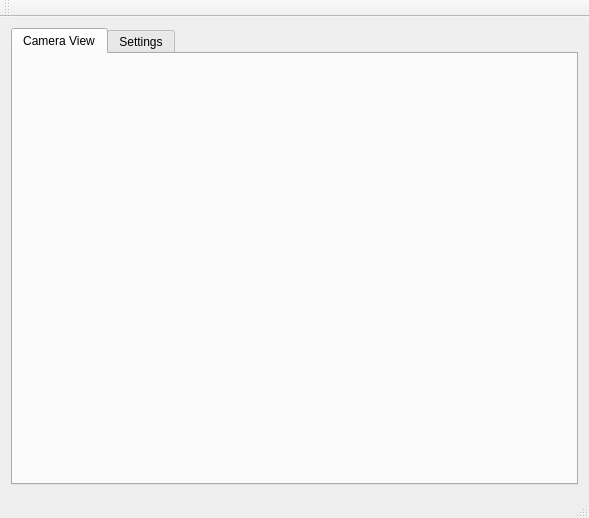
Qt form Base_Station_QT_Workspace/Base_Station/mainwindow.ui (simonbeaudoin0935/Design3) before a commit.
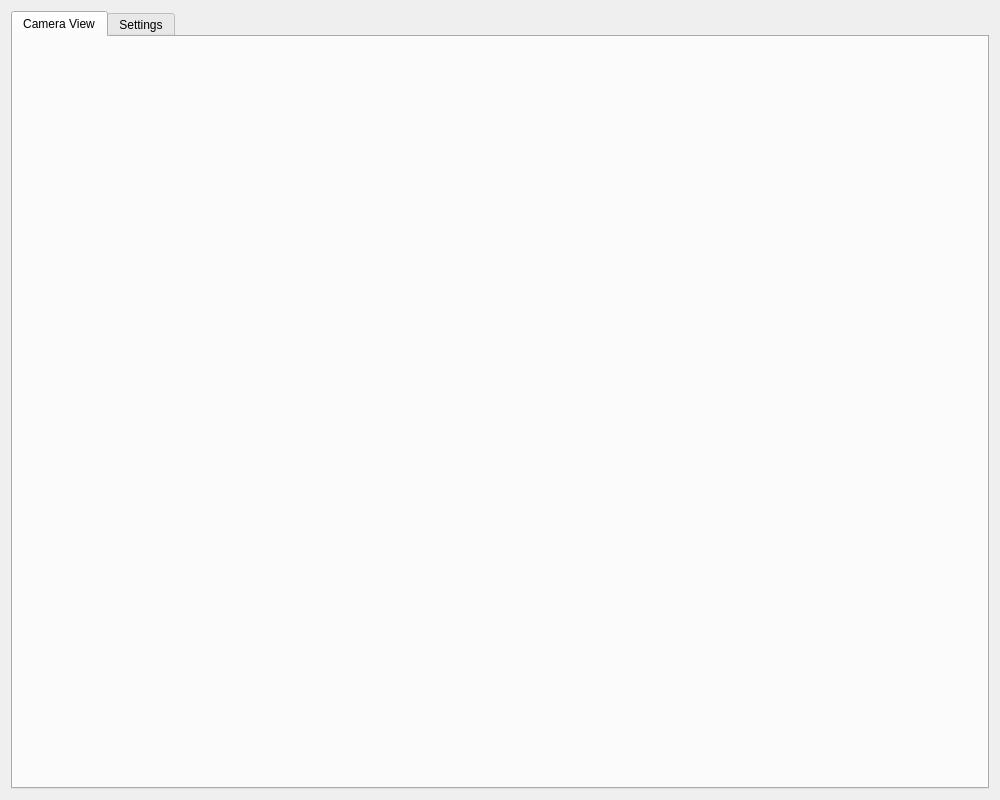
The same form after that commit. The open tabs and pages were chosen to show the change. Custom widgets are drawn as their Qt base class.

The edit to the form file:
```diff
--- a/Base_Station_QT_Workspace/Base_Station/mainwindow.ui
+++ b/Base_Station_QT_Workspace/Base_Station/mainwindow.ui
@@ -6,17 +6,32 @@
    <rect>
     <x>0</x>
     <y>0</y>
-    <width>589</width>
-    <height>518</height>
+    <width>1000</width>
+    <height>800</height>
    </rect>
   </property>
+  <property name="minimumSize">
+   <size>
+    <width>800</width>
+    <height>600</height>
+   </size>
+  </property>
   <property name="windowTitle">
    <string>MainWindow</string>
   </property>
   <widget class="QWidget" name="centralWidget">
-   <layout class="QHBoxLayout" name="horizontalLayout">
-    <item>
+   <layout class="QGridLayout" name="gridLayout_3">
+    <item row="0" column="0">
      <widget class="QTabWidget" name="tabWidget_2">
+      <property name="enabled">
+       <bool>true</bool>
+      </property>
+      <property name="minimumSize">
+       <size>
+        <width>800</width>
+        <height>600</height>
+       </size>
+      </property>
       <property name="currentIndex">
        <number>0</number>
       </property>
@@ -27,10 +42,10 @@
        <widget class="QCameraViewfinder" name="widget_camera_viewFinder" native="true">
         <property name="geometry">
          <rect>
-          <x>9</x>
-          <y>9</y>
-          <width>401</width>
-          <height>231</height>
+          <x>80</x>
+          <y>60</y>
+          <width>800</width>
+          <height>600</height>
          </rect>
         </property>
        </widget>
@@ -658,25 +673,6 @@
     </item>
    </layout>
   </widget>
-  <widget class="QMenuBar" name="menuBar">
-   <property name="geometry">
-    <rect>
-     <x>0</x>
-     <y>0</y>
-     <width>589</width>
-     <height>22</height>
-    </rect>
-   </property>
-  </widget>
-  <widget class="QToolBar" name="mainToolBar">
-   <attribute name="toolBarArea">
-    <enum>TopToolBarArea</enum>
-   </attribute>
-   <attribute name="toolBarBreak">
-    <bool>false</bool>
-   </attribute>
-  </widget>
-  <widget class="QStatusBar" name="statusBar"/>
  </widget>
  <layoutdefault spacing="6" margin="11"/>
  <customwidgets>
```
Left out of the diff: 94 changed lines with no effect on the pictures.
